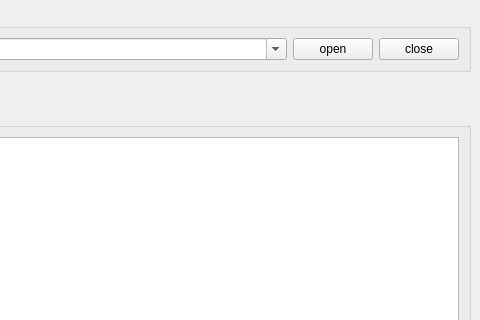
Old version of the form ui/MainWindow.ui in the repository ivantaran/myrotator-gui; both pictures show x 160 to 640 and y 0 to 320 of the 640 by 480 pixel window.
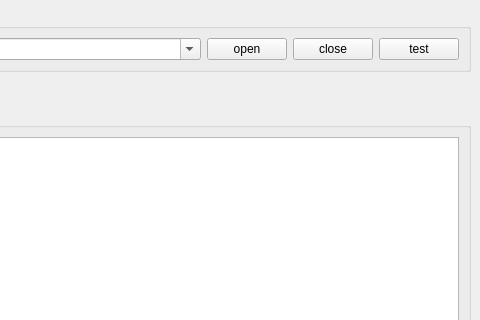
New version of the form.

```diff
--- a/ui/MainWindow.ui
+++ b/ui/MainWindow.ui
@@ -131,6 +131,13 @@
          </property>
         </widget>
        </item>
+       <item>
+        <widget class="QPushButton" name="buttonTest">
+         <property name="text">
+          <string>test</string>
+         </property>
+        </widget>
+       </item>
       </layout>
      </widget>
     </item>
```
